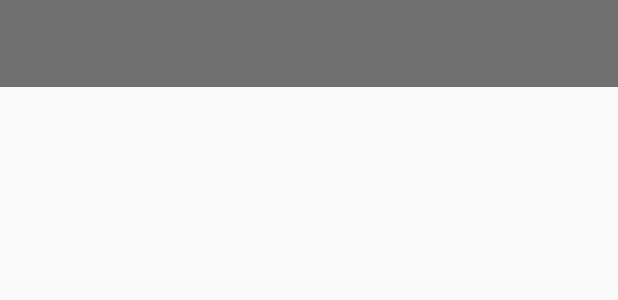
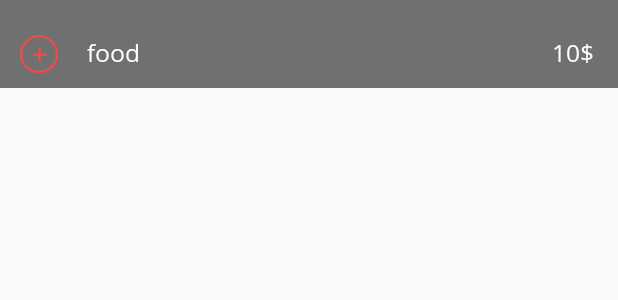
Before and after one commit to hazem1262/ByHalal, an Android app: the layout menu_child_list_item.xml on its own in the app's theme, with its tools: preview values and no code run, on a phone screen of 412 x 824 dp. Shown: the top 300 px of the screen. Run offline under Robolectric (Android 15) with nearby library versions, the light colour scheme and no system bars.

Commit message:
add menu icon

```diff
--- a/app/src/main/res/layout/menu_child_list_item.xml
+++ b/app/src/main/res/layout/menu_child_list_item.xml
@@ -2,6 +2,7 @@
 <android.support.constraint.ConstraintLayout
     xmlns:android="http://schemas.android.com/apk/res/android"
     xmlns:app="http://schemas.android.com/apk/res-auto"
+    xmlns:tools="http://schemas.android.com/tools"
     android:layout_width="match_parent"
     android:layout_height="wrap_content"
     android:background="@color/grey_707070">
@@ -11,6 +12,7 @@
         android:layout_width="0dp"
         android:layout_height="wrap_content"
         android:textSize="@dimen/app_text_size"
+        android:text="food"
         android:textColor="@color/white"
         android:fontFamily="@font/opensans_regular"
         android:layout_marginTop="24dp"
@@ -27,6 +29,7 @@
         android:layout_width="wrap_content"
         android:layout_height="wrap_content"
         android:textSize="@dimen/app_text_size"
+        android:text="10$"
         android:textColor="@color/white"
         android:fontFamily="@font/opensans_regular"
         android:layout_marginLeft="24dp"
@@ -42,7 +45,6 @@
         android:layout_height="wrap_content"
         android:textSize="@dimen/app_text_size"
         android:textColor="@color/pink"
-
         android:gravity="center"
         android:layout_marginBottom="12dp"
         app:layout_constraintBottom_toBottomOf="parent"
@@ -51,7 +53,7 @@
     <View
         android:id="@+id/line_pink"
         android:layout_width="0dp"
-        android:layout_height="1dp"
+        android:layout_height="3dp"
         android:background="@color/pink"
         android:visibility="invisible"
         app:layout_constraintBottom_toBottomOf="parent"
@@ -68,4 +70,21 @@
         app:layout_constraintLeft_toRightOf="@id/tv_menu_child_quantity"
         app:layout_constraintRight_toRightOf="@id/tv_menu_child_dish_price"/>
 
+    <ImageView
+        android:id="@+id/iv_dialog_plus_sign"
+        android:layout_width="25dp"
+        android:layout_height="25dp"
+        android:layout_marginStart="8dp"
+        android:layout_marginTop="20dp"
+        android:layout_marginEnd="8dp"
+        android:layout_marginBottom="8dp"
+        app:layout_constraintBottom_toBottomOf="parent"
+        app:layout_constraintEnd_toStartOf="@+id/tv_menu_child_dish_name"
+        app:layout_constraintHorizontal_bias="0.307"
+        app:layout_constraintStart_toStartOf="parent"
+        app:layout_constraintTop_toTopOf="parent"
+        app:layout_constraintVertical_bias="0.606"
+        android:background="@drawable/ic_plus_sign"
+        />
+
 </android.support.constraint.ConstraintLayout>
--- a/app/src/main/res/layout/menu_header_list_item.xml
+++ b/app/src/main/res/layout/menu_header_list_item.xml
@@ -5,14 +5,14 @@
     android:id="@+id/menu_header_layout"
     android:layout_width="match_parent"
     android:layout_height="wrap_content"
-    android:background="@color/grey_707070">
+    android:background="@color/modifiedPrimaryColor">
 
     <TextView
         android:id="@+id/tv_menu_header_header"
         android:layout_width="0dp"
         android:layout_height="wrap_content"
         android:textSize="@dimen/app_text_size"
-        android:textColor="@color/grey_A3A3A3"
+        android:textColor="@color/grey_777777"
         android:fontFamily="@font/opensans_bold"
         android:gravity="center"
         android:layout_marginTop="20dp"
```
Also changed, not shown: app/src/main/java/com/example/alexander/halalappv1/adapters/RestaurantMenuAdapter.java (+10 -5 lines).
